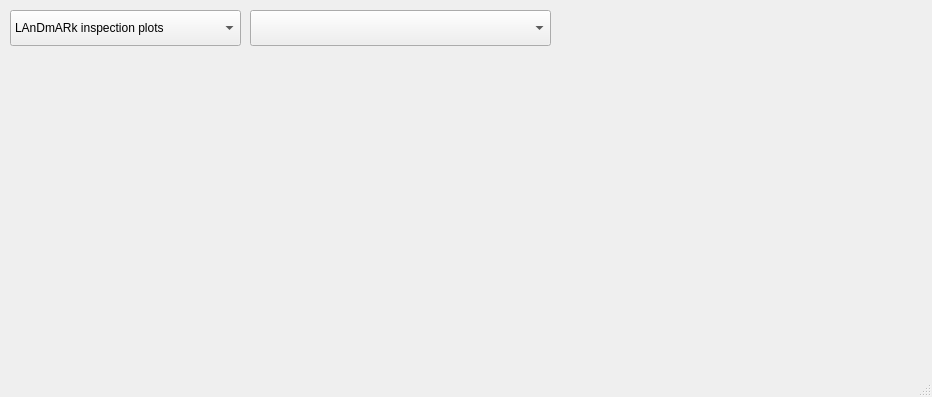
sklandrausis/LAnDmARk, file resources/check_view.ui: the form before one commit.
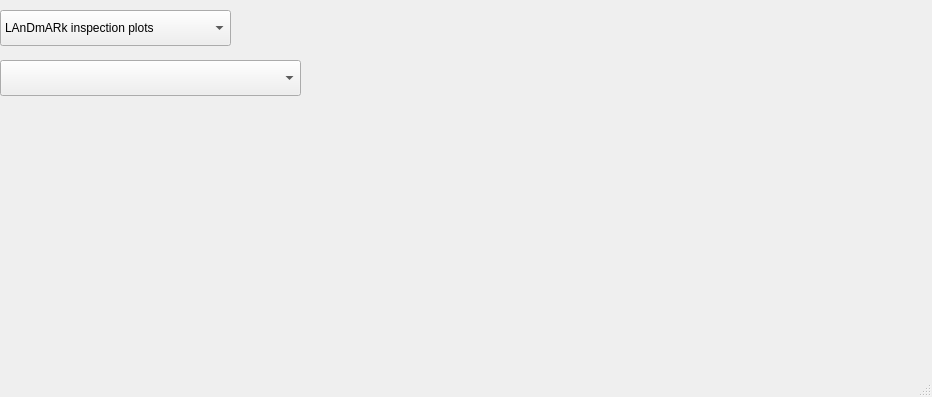
The form after the commit.

```diff
--- a/resources/check_view.ui
+++ b/resources/check_view.ui
@@ -20,7 +20,7 @@
    <widget class="QComboBox" name="choose_combobox">
     <property name="geometry">
      <rect>
-      <x>10</x>
+      <x>0</x>
       <y>10</y>
       <width>231</width>
       <height>36</height>
@@ -50,13 +50,29 @@
    <widget class="QComboBox" name="inspection_plots_combobox">
     <property name="geometry">
      <rect>
-      <x>250</x>
-      <y>10</y>
+      <x>0</x>
+      <y>60</y>
       <width>301</width>
       <height>36</height>
      </rect>
     </property>
    </widget>
+   <widget class="QLabel" name="inspection_plot">
+    <property name="geometry">
+     <rect>
+      <x>340</x>
+      <y>10</y>
+      <width>581</width>
+      <height>381</height>
+     </rect>
+    </property>
+    <property name="text">
+     <string>&lt;html&gt;&lt;head/&gt;&lt;body&gt;&lt;p&gt;&lt;br/&gt;&lt;src/&gt;&lt;/p&gt;&lt;/body&gt;&lt;/html&gt;</string>
+    </property>
+    <property name="scaledContents">
+     <bool>true</bool>
+    </property>
+   </widget>
   </widget>
   <widget class="QStatusBar" name="statusbar"/>
  </widget>
```
